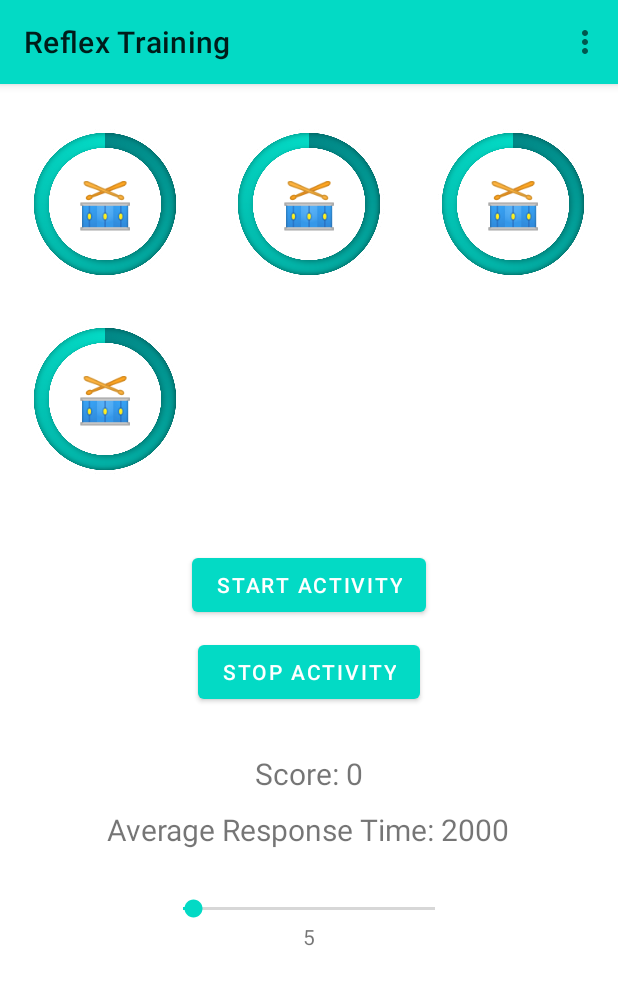
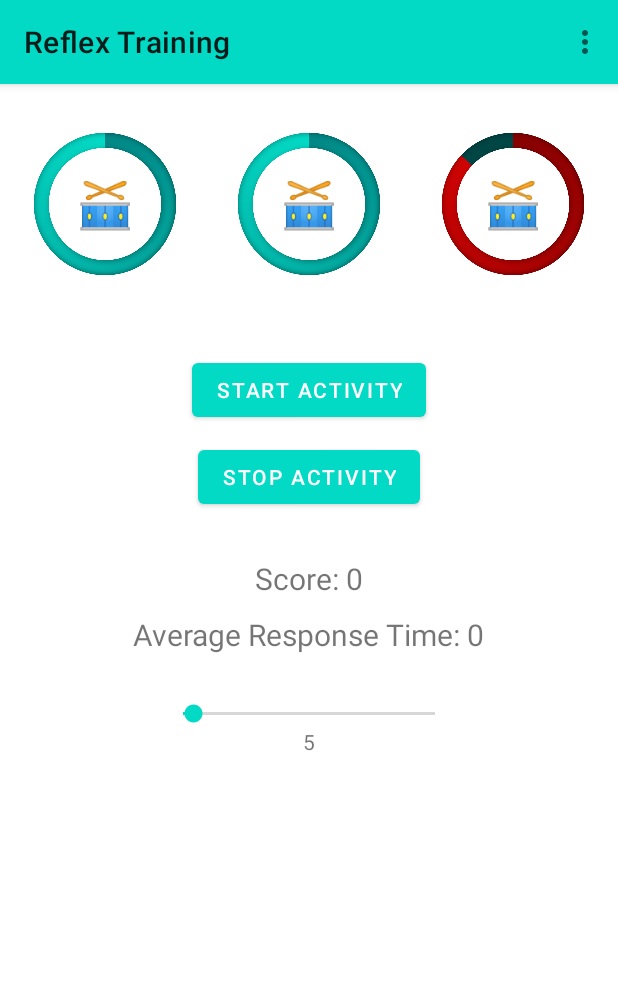
Before and after one commit to NickxKun/Capstone_Project_App, an Android app: the ReflexTraining screen opened directly, with no data from a screen before it, after a tap on "START ACTIVITY", on a phone screen of 412 x 824 dp. Shown: the top 985 px of the screen. Run offline under Robolectric (Android 15) with nearby library versions, the phone set to English and light mode, and no system bars; libraries missing offline, so code that uses them is left out: com.clj.fastble; 1 statement that could not run was skipped.

Commit message:
Minor Bug Fixes to Reflex Training

```diff
--- a/app/src/main/java/com/example/reflex_traing_device_3_0/ReflexTraining.java
+++ b/app/src/main/java/com/example/reflex_traing_device_3_0/ReflexTraining.java
@@ -1,12 +1,12 @@
 package com.example.reflex_traing_device_3_0;
 
+import android.annotation.SuppressLint;
 import android.content.Context;
 import android.content.Intent;
 import android.media.MediaPlayer;
 import android.os.Build;
 import android.os.Bundle;
 import android.os.CountDownTimer;
-import android.os.Handler;
 import android.util.Log;
 import android.view.Menu;
 import android.view.MenuInflater;
@@ -28,8 +28,8 @@ import com.clj.fastble.callback.BleWriteCallback;
 import com.clj.fastble.exception.BleException;
 
 
+@SuppressLint("NonConstantResourceId")
 public class ReflexTraining extends AppCompatActivity implements View.OnClickListener {
-
 
     MediaPlayer mp;
     ProgressBar mProgressBar;
@@ -48,16 +48,13 @@ public class ReflexTraining extends AppCompatActivity implements View.OnClickLis
     private int toSend = 16;
     Context context;
 
-    boolean noBtnPressed = true;
-
     int mCurrent = 5;
     int mMin = 1;
     int mMax = 100;
 
-    private Handler handler = new Handler();
-
     @Override
     protected void onCreate(Bundle savedInstanceState) {
+
         super.onCreate(savedInstanceState);
         setContentView(R.layout.activity_reflex_training);
         context = getApplicationContext();
@@ -97,19 +94,12 @@ public class ReflexTraining extends AppCompatActivity implements View.OnClickLis
         Button playBD1 = this.findViewById(R.id.btnBD1);
         Button playBD2 = this.findViewById(R.id.btnBD2);
         Button playBD3 = this.findViewById(R.id.btnBD3);
-        Button playBD4 = this.findViewById(R.id.btnBD4);/*
-        Button playBD5 = this.findViewById(R.id.btnBD5);
-        Button playBD6 = this.findViewById(R.id.btnBD6);*/
-
         stActBtn.setOnClickListener(this);
         stopActBtn.setOnClickListener(this);
 
         playBD1.setOnClickListener(this);
         playBD2.setOnClickListener(this);
         playBD3.setOnClickListener(this);
-        playBD4.setOnClickListener(this);/*
-        playBD5.setOnClickListener(this);
-        playBD6.setOnClickListener(this);*/
 
         Toolbar toolbar = findViewById(R.id.toolbar);
         toolbar.setTitle("Reflex Training");
@@ -138,10 +128,12 @@ public class ReflexTraining extends AppCompatActivity implements View.OnClickLis
                 return super.onOptionsItemSelected(item);
         }
     }
+
     public void toHomeActivity() {
         Intent switchActivityIntent = new Intent(this, MainActivity.class);
         startActivity(switchActivityIntent);
     }
+
     public void toStrengthTrainingActivity() {
         Intent switchActivityIntent = new Intent(this, StrengthTraining.class);
         startActivity(switchActivityIntent);
@@ -165,18 +157,6 @@ public class ReflexTraining extends AppCompatActivity implements View.OnClickLis
                 mp = MediaPlayer.create(this, R.raw.bdl3a);
                 localMusicButtonPressed = 3;
                 break;
-            case R.id.btnBD4:
-                mp = MediaPlayer.create(this, R.raw.bdl4a);
-                localMusicButtonPressed = 4;
-                break;/*
-            case R.id.btnBD5:
-                mp = MediaPlayer.create(this, R.raw.bdl5a);
-                localMusicButtonPressed = 5;
-                break;
-            case R.id.btnBD6:
-                mp = MediaPlayer.create(this, R.raw.bdl6a);
-                localMusicButtonPressed = 6;
-                break;*/
             case  R.id.btnStartActivity:
                 NUMBER_ITERATIONS = mCurrent;
                 times=NUMBER_ITERATIONS;
@@ -217,12 +197,13 @@ public class ReflexTraining extends AppCompatActivity implements View.OnClickLis
     }
 
     private void stopReflexTraining() {
+
         if (Utils.getCONNECTION_STATUS() == 1) {
             BleManager.getInstance().write(
                     Utils.getBleDevice(),
                     Utils.getBluetoothGattService(),
                     Utils.getCharacteristicWrite(),
-                    Utils.hexStringToBytes(Integer.toHexString(0)),
+                    Utils.hexStringToBytes(Integer.toHexString(16)),
                     new BleWriteCallback() {
                         @Override
                         public void onWriteSuccess(int current, int total, byte[] justWrite) {
@@ -239,6 +220,7 @@ public class ReflexTraining extends AppCompatActivity implements View.OnClickLis
         correctBtnPress = true;
         mCountDownTimer.cancel();
         mCountDownTimer.onFinish();
+
     }
 
     private void startReflexTraining() {
@@ -246,89 +228,13 @@ public class ReflexTraining extends AppCompatActivity implements View.OnClickLis
         running = true;
 
         int min = 2;
-        int max = 5;
+        int max = 4;
         int selPbar = (int)(Math.random()*(max-min+1)+min);
 
-        currBtn = selPbar;
-//        new Thread(new Runnable() {
-//            public void run() {
-//                while (running) {
-//                    if (false) {
-//                        BleManager.getInstance().read(
-//                                Utils.getBleDevice(),
-//                                Utils.getBluetoothGattService(),
-//                                Utils.getCharacteristicRead(),
-//                                new BleReadCallback() {
-//                                    @Override
-//                                    public void onReadSuccess(byte[] data) {
-//                                        String s = new String(data);
-//                                        recv_val = (int) Float.parseFloat(s);
-//                                    }
-//
-//                                    @Override
-//                                    public void onReadFailure(BleException exception) {
-//                                        Log.i("Read", exception.getDescription());
-//                                    }
-//                                });
-//                    }
-//                    else
-//                    {
-//                        Log.i("Strength Training", "No Devices Available");
-//                    }
-//                    handler.post(new Runnable() {
-//                        public void run() {
-//
-//                            switch (recv_val) {
-//                                case 1:
-//                                    mp = MediaPlayer.create(context, R.raw.bdl1a);
-//                                    noBtnPressed = false;
-//                                    break;
-//                                case 2:
-//                                    mp = MediaPlayer.create(context, R.raw.bdl2a);
-//                                    noBtnPressed = false;
-//                                    break;
-//                                case 3:
-//                                    mp = MediaPlayer.create(context, R.raw.bdl3a);
-//                                    noBtnPressed = false;
-//                                    break;
-//                                case 4:
-//                                    mp = MediaPlayer.create(context, R.raw.bdl4a);
-//                                    noBtnPressed = false;
-//                                    break;
-//                                default:
-//                                    noBtnPressed = true;
-//
-//                            }
-//
-//                            if (currBtn == recv_val && running && !noBtnPressed) {
-//
-//                                score++;
-//                                correctBtnPress = true;
-//                                avgTime = (avgTime * (NUMBER_ITERATIONS - times) + (2000 - recMills)) / (NUMBER_ITERATIONS - times + 1);
-//                                mCountDownTimer.cancel();
-//                                mCountDownTimer.onFinish();
-//
-//                            }
-//                            if (!noBtnPressed) {
-//                                if (mp.isPlaying()) {
-//                                    mp.release();
-//                                }
-//                                mp.setOnPreparedListener(mediaPlayer -> mp.start());
-//                                mp.setOnCompletionListener(mediaPlayer -> mp.release());
-//                            }
-//                        }
-//                    });
-//                    try {
-//                        // Sleep for 200 milliseconds.
-//                        Thread.sleep(200);
-//                    } catch (InterruptedException e) {
-//                        e.printStackTrace();
-//                    }
-//                }
-//            }
-//        }).start();
-        // Encoding what to send
-        toSend++;
+        currBtn = selPbar-1;
+        toSend = selPbar*10+1;
+
+        // Writing the value to elect Device
         if (Utils.getCONNECTION_STATUS() == 1) {
             BleManager.getInstance().write(
                     Utils.getBleDevice(),
@@ -338,7 +244,6 @@ public class ReflexTraining extends AppCompatActivity implements View.OnClickLis
                     new BleWriteCallback() {
                         @Override
                         public void onWriteSuccess(int current, int total, byte[] justWrite) {
-                            Log.i("Write", Utils.intToByteArray(toSend).toString());
                             Log.i("Write", Integer.toHexString(toSend));
                         }
 
@@ -348,35 +253,56 @@ public class ReflexTraining extends AppCompatActivity implements View.OnClickLis
                         }
                     });
         }
-        switch (selPbar) {
+
+        // select correct progress bar
+        switch (selPbar-1) {
             case 2:
                 mProgressBar=findViewById(R.id.pgBar2);
                 break;
             case 3:
                 mProgressBar=findViewById(R.id.pgBar3);
                 break;
-            case 4:
-                mProgressBar=findViewById(R.id.pgBar4);
-                break;
-            /*case 5:
-                mProgressBar=findViewById(R.id.pgBar5);
-                break;
-            case 6:
-                mProgressBar=findViewById(R.id.pgBar6);
-                break;*/
             default:
                 mProgressBar=findViewById(R.id.pgBar1);
                 break;
         }
+
         mProgressBar.setProgressDrawable(ResourcesCompat.getDrawable(getResources(), R.drawable.circular_progress_bar_active, null));
         mProgressBar.setProgress(100);
-        mCountDownTimer=new CountDownTimer(200,10) {
+        mCountDownTimer=new CountDownTimer(2000,10) {
 
             @Override
             public void onTick(long millisUntilFinished) {
-                mProgressBar.setProgress((int)(((double)millisUntilFinished/200*100)));
+                mProgressBar.setProgress((int)(((double)millisUntilFinished/2000*100)));
                 recMills = millisUntilFinished;
+                BleManager.getInstance().read(
+                        Utils.getBleDevice(),
+                        Utils.getBluetoothGattService(),
+                        Utils.getCharacteristicRead(),
+                        new BleReadCallback() {
+                            @Override
+                            public void onReadSuccess(byte[] data) {
+                                String s = new String(data);
+                                recv_val = (int) Float.parseFloat(s);
+                                if(recv_val == currBtn) {
+                                    score++;
+                                    correctBtnPress = true;
+                                    avgTime = (avgTime*(NUMBER_ITERATIONS-times)+(2000-recMills))/(NUMBER_ITERATIONS-times+1);
+                                    mCountDownTimer.cancel();
+                                    mCountDownTimer.onFinish();
+                                }
+                                playSound(recv_val);
+                            }
+
+                            @Override
+                            public void onReadFailure(BleException exception) {
+                                Log.i("Read", exception.getDescription());
+                            }
+                        });
+
             }
+
+            @SuppressLint("SetTextI18n")
             @Override
             public void onFinish() {
                 //Do what you want
@@ -402,4 +328,35 @@ public class ReflexTraining extends AppCompatActivity implements View.OnClickLis
         mCountDownTimer.start();
     }
 
+    private void playSound(int recv_val) {
+
+        int localMusicButtonPressed = -1;
+
+        switch (recv_val) {
+            case 1:
+                mp = MediaPlayer.create(this, R.raw.bdl1a);
+                localMusicButtonPressed = 1;
+                break;
+            case 2:
+                mp = MediaPlayer.create(this, R.raw.bdl2a);
+                localMusicButtonPressed = 2;
+                break;
+            case 3:
+                mp = MediaPlayer.create(this, R.raw.bdl3a);
+                localMusicButtonPressed = 3;
+                break;
+            default:
+                Toast.makeText(this, "Sound Select Failed", Toast.LENGTH_SHORT).show();
+        }
+
+        // Music Played
+        if (localMusicButtonPressed != -1) {
+            if (mp.isPlaying()) {
+                mp.release();
+            }
+            mp.setOnPreparedListener(mediaPlayer -> mp.start());
+            mp.setOnCompletionListener(mediaPlayer -> mp.release());
+        }
+    }
+
 }
--- a/app/src/main/res/layout/activity_reflex_training.xml
+++ b/app/src/main/res/layout/activity_reflex_training.xml
@@ -3,11 +3,13 @@
     xmlns:tools="http://schemas.android.com/tools"
     android:layout_width="match_parent"
     android:layout_height="match_parent"
-    tools:context=".ReflexTraining">
+    tools:context=".ReflexTraining"
+    tools:ignore="HardcodedText">
 
     <include
         android:id="@+id/toolbar"
         layout="@layout/toolbar" />
+
     <!-- Bass Drums -->
 
     <Button
@@ -15,9 +17,10 @@
         android:layout_width="wrap_content"
         android:layout_height="wrap_content"
         android:layout_centerHorizontal="true"
-        android:layout_below="@+id/btnBD4"
+        android:layout_below="@+id/btnBD2"
         android:layout_marginTop="50dp"
-        android:text="Start activity" />
+        android:text="Start activity"
+         />
 
     <Button
         android:id="@+id/btnStopActivity"
@@ -110,6 +113,7 @@
         android:layout_below="@id/toolbar"
         android:background="@drawable/btn_style_1" />
 
+    <!--
         <ProgressBar
             android:max="100"
             android:progress="100"
@@ -137,7 +141,7 @@
             android:layout_marginTop="30sp"
             android:layout_below="@id/btnBD1"
             android:background="@drawable/btn_style_1" />
-    <!--
+
             <ProgressBar
                 android:max="100"
                 android:progress="100"
@@ -193,6 +197,7 @@
                 android:layout_below="@id/btnBD3"
                 android:background="@drawable/btn_style_1"  />
         -->
+
     <TextView
         android:id="@+id/score"
         android:layout_width="wrap_content"
@@ -200,7 +205,7 @@
         android:layout_below="@+id/btnStopActivity"
         android:text="Score: 0"
         android:layout_marginTop="30dp"
-            android:textSize="20dp"
+        android:textSize="20sp"
         android:layout_centerHorizontal="true" />
 
     <TextView
@@ -210,7 +215,7 @@
         android:layout_below="@+id/score"
         android:text="Average Response Time: 0"
         android:layout_marginTop="10dp"
-        android:textSize="20dp"
+        android:textSize="20sp"
         android:layout_centerHorizontal="true" />
 
     <SeekBar
@@ -229,5 +234,4 @@
         android:layout_below="@+id/sbBarSetReps"
         android:layout_centerHorizontal="true"/>
 
-
 </RelativeLayout>
--- a/app/src/main/res/layout/activity_strength_training.xml
+++ b/app/src/main/res/layout/activity_strength_training.xml
@@ -1,10 +1,10 @@
 <?xml version="1.0" encoding="utf-8"?>
 <RelativeLayout xmlns:android="http://schemas.android.com/apk/res/android"
-    xmlns:app="http://schemas.android.com/apk/res-auto"
     xmlns:tools="http://schemas.android.com/tools"
     android:layout_width="match_parent"
     android:layout_height="match_parent"
-    tools:context=".StrengthTraining">
+    tools:context=".StrengthTraining"
+    tools:ignore="HardcodedText">
 
     <include
         android:id="@+id/toolbar"
@@ -34,6 +34,7 @@
         android:id="@+id/strPb"
         android:layout_width="wrap_content"
         android:layout_height="wrap_content"/>
+
     <TextView
         android:id="@+id/text_view_2"
         android:text=""
@@ -67,6 +68,7 @@
         android:layout_marginTop="30dp"
         android:text="Start Activity"
         style="@style/buttonColor"/>
+
     <Button
         android:id="@+id/endBtn"
         android:layout_width="180dp"
```
Also changed, not shown: app/src/main/java/com/example/reflex_traing_device_3_0/StrengthTraining.java (+3 -12 lines), app/src/main/java/com/example/reflex_traing_device_3_0/Utils.java (+4 -18 lines). Lines whose indentation alone changed are shown as unchanged.
